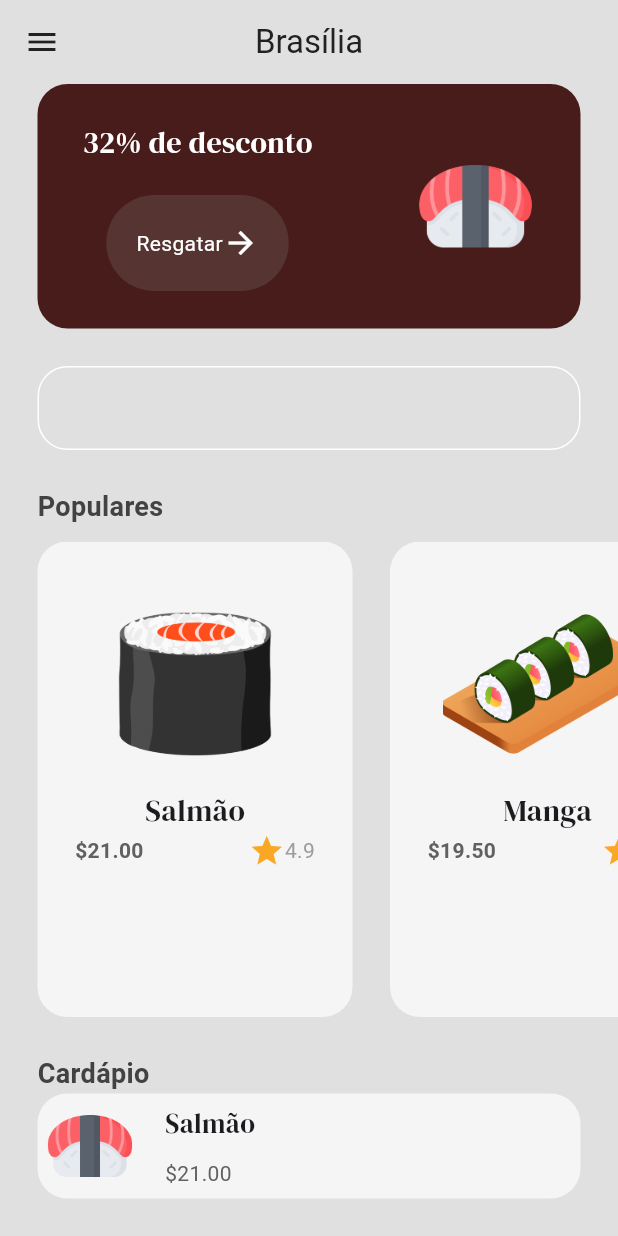
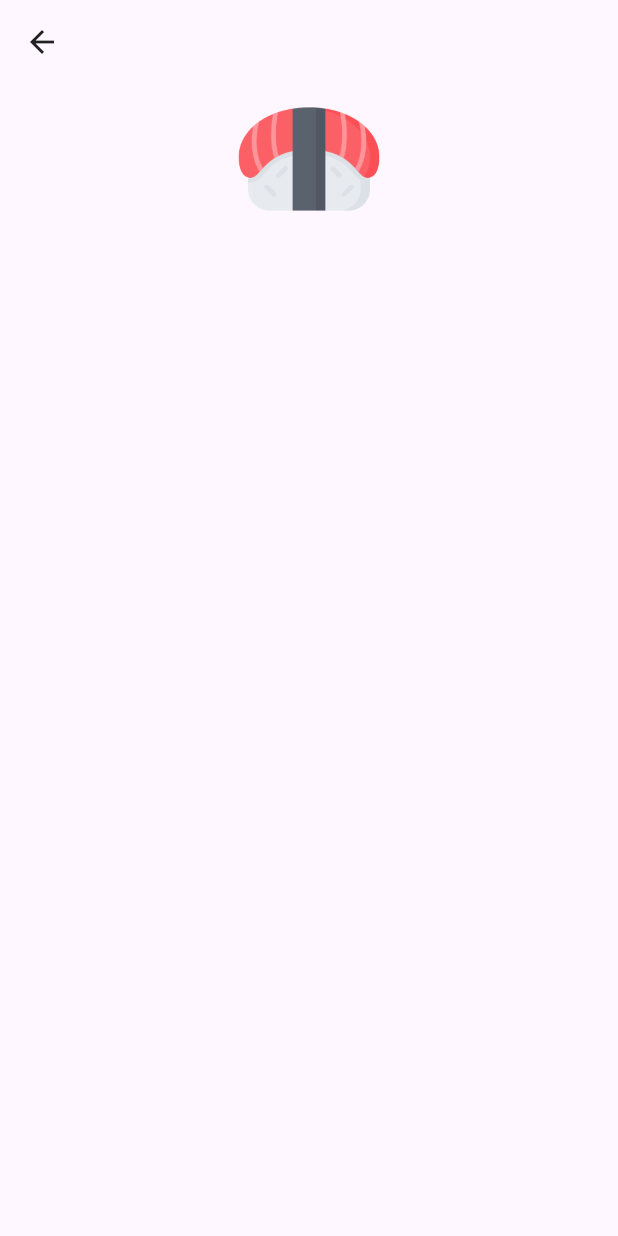
Before and after one commit to LucasDevMelo/restaurant_sushi_project, a Flutter app: the MenuPage screen opened by its route, after a tap on "Resgatar", on a phone screen of 412 x 824 dp. Run offline on Flutter 3.47's test engine with Material 3 defaults, Android fonts, the phone set to English and light mode, and no system bars; our stand-ins replace google_fonts.

Commit message:
new file:   lib/pages/discount_page.dart 	modified:   lib/pages/menu_page.dart 	modified:   pubspec.lock

```diff
--- /dev/null
+++ b/lib/pages/discount_page.dart
@@ -0,0 +1,40 @@
+import 'package:flutter/material.dart';
+
+class DiscountPage extends StatefulWidget {
+  const DiscountPage({super.key});
+
+  @override
+  State<DiscountPage> createState() => _MyWidgetState();
+}
+
+class _MyWidgetState extends State<DiscountPage> {
+  @override
+  Widget build(BuildContext context) {
+    return Scaffold(
+      appBar: AppBar(
+        backgroundColor: Colors.transparent,
+        elevation: 0,
+        foregroundColor: Colors.grey[900],
+      ),
+      body: Column(
+        children: [
+          Expanded(
+            child: Padding(
+              padding: const EdgeInsets.symmetric(horizontal: 25.0),
+              child: ListView(
+                children: [
+                  //imagem
+                  Image.asset(
+                    'lib/images/sushi (4).png',
+                    height: 100,
+                  ),
+
+                  const SizedBox(width: 5),                ],
+              )
+            ),
+          )
+        ],
+      ),
+    );
+  }
+}
--- a/lib/pages/menu_page.dart
+++ b/lib/pages/menu_page.dart
@@ -3,6 +3,7 @@ import 'package:google_fonts/google_fonts.dart';
 import 'package:restaurant_sushi_project/components/button.dart';
 import 'package:restaurant_sushi_project/components/food_tile.dart';
 import 'package:restaurant_sushi_project/models/food.dart';
+import 'package:restaurant_sushi_project/pages/discount_page.dart';
 import 'package:restaurant_sushi_project/pages/food_details_page.dart';
 import 'package:restaurant_sushi_project/theme/colors.dart';
 
@@ -98,7 +99,16 @@ class _MenuPageState extends State<MenuPage> {
                       const SizedBox(height: 20),
 
                       //Botao de resgate
-                      MyButton(text: 'Resgatar', onTap: () {})
+                      MyButton(text: 'Resgatar', onTap: () {
+                        Navigator.push(
+                        context,
+                        MaterialPageRoute(
+                          builder: (context) => DiscountPage(
+
+                            ),
+                          ),
+                        );
+                      })
                     ],
                   ),
                   //imagem
```
Also changed, not shown: pubspec.lock.
